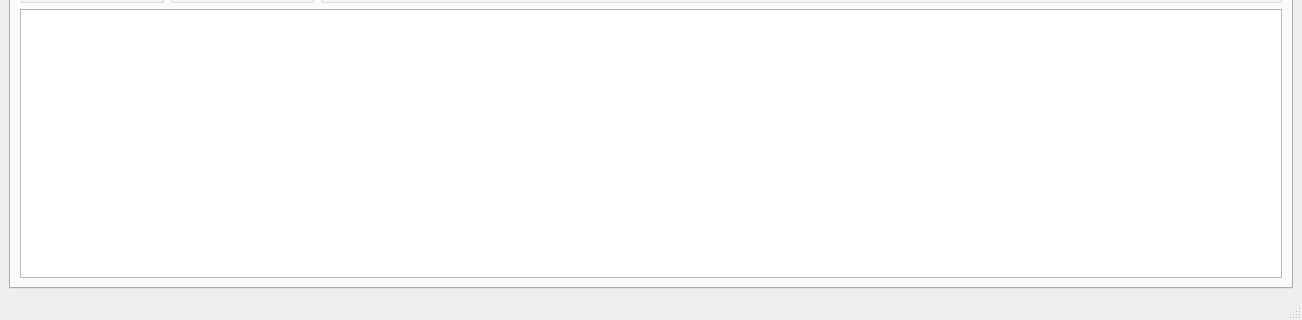
This is src/MainWindow.ui in springbok/MLM2PRO-GSPro-Connector as Qt 5 draws it before an edit; both pictures show x 0 to 1302 and y 322 to 642 of the 1302 by 642 pixel window. The edited form follows.
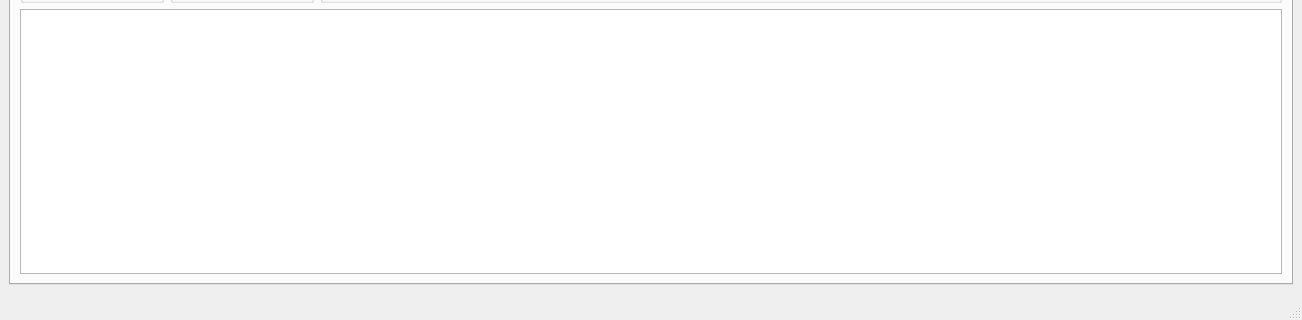
This is the edited form. Icons and pictures are not drawn.

```diff
--- a/src/MainWindow.ui
+++ b/src/MainWindow.ui
@@ -21,9 +21,15 @@
    <double>6.000000000000000</double>
   </property>
   <widget class="QWidget" name="centralwidget">
-   <layout class="QHBoxLayout" name="horizontalLayout_4">
-    <item>
      <widget class="QTabWidget" name="main_tab">
+    <property name="geometry">
+     <rect>
+      <x>9</x>
+      <y>9</y>
+      <width>1284</width>
+      <height>569</height>
+     </rect>
+    </property>
       <property name="currentIndex">
        <number>0</number>
       </property>
@@ -958,8 +964,6 @@
        </layout>
       </widget>
      </widget>
-    </item>
-   </layout>
   </widget>
   <widget class="QStatusBar" name="statusbar"/>
   <widget class="QToolBar" name="toolBar">
```
Left out of the diff: 62 changed lines with no effect on the pictures. Lines whose indentation alone changed are shown as unchanged.
